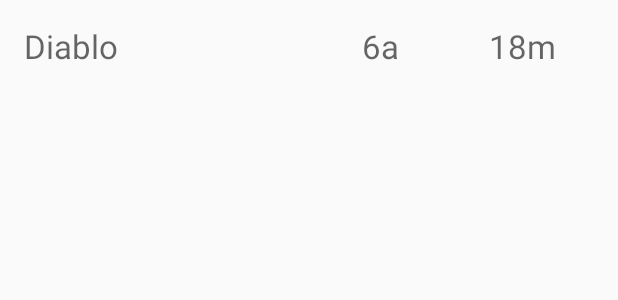
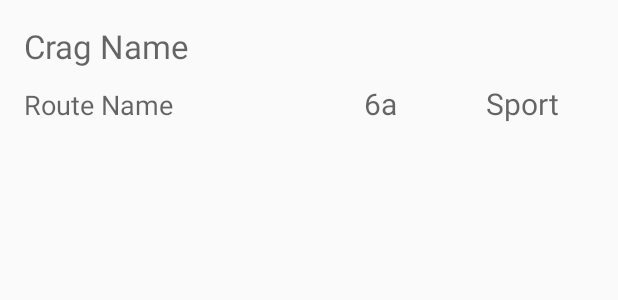
Before and after one commit to edumidon16/SkechyCrag, an Android app: the layout item_logbook_routes.xml on its own in the app's theme, with its tools: preview values and no code run, on a phone screen of 412 x 824 dp. Shown: the top 300 px of the screen. Run offline under Robolectric (Android 15) with nearby library versions, the phone set to English and light mode, and no system bars.

Commit message:
A few design changes on the logBook. Permissions for camera implemented

```diff
--- a/app/src/main/res/layout/item_logbook_routes.xml
+++ b/app/src/main/res/layout/item_logbook_routes.xml
@@ -2,33 +2,56 @@
 <LinearLayout xmlns:android="http://schemas.android.com/apk/res/android"
     android:layout_width="match_parent"
     android:layout_height="wrap_content"
-    android:orientation="horizontal"
+    android:orientation="vertical"
     android:padding="16dp">
 
+    <!-- Crag Name at the Top Left -->
+    <TextView
+        android:id="@+id/textViewCragName"
+        android:layout_width="wrap_content"
+        android:layout_height="wrap_content"
+        android:hint="Crag Name"
+        android:textSize="22dp"
+        android:textColor="@color/black"
+        android:textAppearance="@style/TextAppearance.AppCompat.Large"/>
+
+    <LinearLayout
+        android:layout_width="match_parent"
+        android:layout_height="wrap_content"
+        android:orientation="horizontal"
+        android:layout_marginTop="10dp">
+
+        <!-- Route Name at the Bottom Left -->
         <TextView
             android:id="@+id/textViewRouteName"
             android:layout_width="0dp"
             android:layout_height="wrap_content"
             android:layout_weight="2"
-        android:hint="Diablo"
+            android:hint="Route Name"
+            android:textSize="18dp"
             android:textAppearance="@style/TextAppearance.AppCompat.Large" />
 
+        <!-- Grade of the Route -->
         <TextView
             android:id="@+id/textViewGrade"
             android:layout_width="0dp"
             android:layout_height="wrap_content"
             android:layout_weight="1"
             android:hint="6a"
+            android:textSize="20dp"
             android:gravity="center"
             android:textAppearance="@style/TextAppearance.AppCompat.Large" />
 
+        <!-- Type of Climbing -->
         <TextView
-        android:id="@+id/textViewTrie"
+            android:id="@+id/textViewClimbingType"
             android:layout_width="0dp"
             android:layout_height="wrap_content"
             android:layout_weight="1"
-        android:hint="18m"
+            android:hint="Sport"
+            android:textSize="20dp"
             android:gravity="center"
             android:textAppearance="@style/TextAppearance.AppCompat.Large" />
 
     </LinearLayout>
+</LinearLayout>
```
Also changed, not shown: app/build.gradle (+7 -0 lines), app/src/main/AndroidManifest.xml (+6 -2 lines), app/src/main/java/com/example/skechycrag/data/repository/RouteRepository.kt (+5 -7 lines), app/src/main/java/com/example/skechycrag/ui/add/AddFragment.kt (+57 -3 lines), app/src/main/java/com/example/skechycrag/ui/logbook/adapter/LogBookViewHolder.kt (+18 -1 lines), app/src/main/java/com/example/skechycrag/ui/routedetail/RouteDetailFragment.kt (+17 -13 lines), app/src/main/res/layout/fragment_add.xml (+30 -7 lines). Lines whose indentation alone changed are shown as unchanged.
